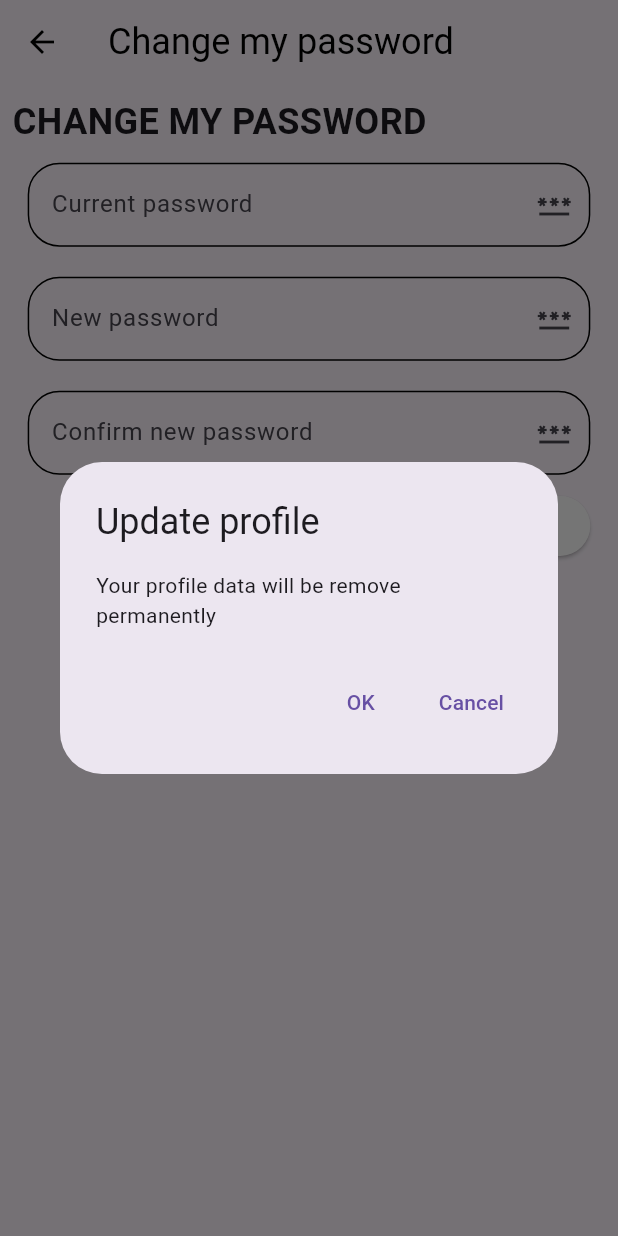
After one commit to duongsulam3/cloth_project, a Flutter app: the ChangePasswordScreen screen opened directly, after a tap on "Save", on a phone screen of 412 x 824 dp. The commit adds this screen. Run offline on Flutter 3.47's test engine with Material 3 defaults, Android fonts, the phone set to English and light mode, and no system bars; our stand-ins replace cached_network_image, carousel_slider, cloud_firestore, firebase_auth, firebase_core, flutter_rating_bar and 10 more; missing offline and left inert: flutter_avif; accounts and stored records are empty; Roboto replaces fonts that are missing (super_foods).

Commit message:
Update Dimensions For Smaller Devices

```diff
--- a/lib/controller/clothing_controller.dart
+++ b/lib/controller/clothing_controller.dart
@@ -2,7 +2,6 @@ import 'package:cloud_firestore/cloud_firestore.dart';
 import 'package:intern_project/model/banner_model.dart';
 import 'package:intern_project/model/men_clothing_model.dart';
 import 'package:intern_project/model/men_size_model.dart';
-import 'package:intern_project/model/user_model.dart';
 
 final _firestore = FirebaseFirestore.instance;
 
--- a/lib/pages/components/icon_button.dart
+++ b/lib/pages/components/icon_button.dart
@@ -22,7 +22,10 @@ class IconContainer extends StatelessWidget {
           shape: BoxShape.circle,
           color: Color(0xffEFC76F),
         ),
-        child: SvgPicture.asset(icon),
+        child: SvgPicture.asset(
+          icon,
+          colorFilter: const ColorFilter.mode(Colors.black, BlendMode.srcIn),
+        ),
       ),
     );
   }
--- a/lib/pages/home/build_grid_products.dart
+++ b/lib/pages/home/build_grid_products.dart
@@ -27,7 +27,7 @@ class BuildGridProducts extends StatelessWidget {
               // Spacing
               mainAxisSpacing: Dimensions.height10,
               // Spacing
-              crossAxisSpacing: Dimensions.height10,
+              crossAxisSpacing: Dimensions.width10,
             ),
             itemBuilder: (context, index) {
               final menCloth = menCloths[index];
--- a/lib/pages/home/categories_card.dart
+++ b/lib/pages/home/categories_card.dart
@@ -16,7 +16,7 @@ class CategoriesCard extends StatelessWidget {
     return GestureDetector(
       onTap: press,
       child: SizedBox(
-        width: Dimensions.height50,
+        width: Dimensions.width50,
         child: Column(
           children: [
             AspectRatio(
@@ -31,8 +31,8 @@ class CategoriesCard extends StatelessWidget {
             ),
             Text(
               text,
-              style: const TextStyle(
-                fontSize: 14,
+              style: TextStyle(
+                fontSize: Dimensions.font14,
               ),
             ),
           ],
--- a/lib/pages/home/home_page.dart
+++ b/lib/pages/home/home_page.dart
@@ -31,7 +31,7 @@ class HomeScreen extends StatelessWidget {
               return Scaffold(
                 bottomNavigationBar: const BottomNav2(),
                 appBar: PreferredSize(
-                  preferredSize: Size.fromHeight(Dimensions.height200),
+                  preferredSize: Size.fromHeight(Dimensions.height180),
                   child: const HomeHeader(),
                 ),
                 body: _pageList[mainScreenNotification.pageIndex],
--- /dev/null
+++ b/lib/pages/person/change_password/change_password_body.dart
@@ -0,0 +1,101 @@
+import 'package:flutter/material.dart';
+import 'package:intern_project/dimensions.dart';
+import 'package:intern_project/pages/sign_in/text_form_widget.dart';
+
+class ChangePasswordBody extends StatefulWidget {
+  const ChangePasswordBody({super.key});
+
+  @override
+  State<ChangePasswordBody> createState() => _ChangePasswordBodyState();
+}
+
+class _ChangePasswordBodyState extends State<ChangePasswordBody> {
+  final TextEditingController _currentPassword = TextEditingController();
+  final TextEditingController _newPassword = TextEditingController();
+  final TextEditingController _confirmPassword = TextEditingController();
+
+  @override
+  Widget build(BuildContext context) {
+    return Padding(
+      padding: EdgeInsets.all(Dimensions.height8),
+      child: Column(
+        crossAxisAlignment: CrossAxisAlignment.start,
+        children: [
+          Text(
+            "CHANGE MY PASSWORD",
+            style: TextStyle(
+              fontSize: Dimensions.font26,
+              fontWeight: FontWeight.bold,
+            ),
+          ),
+          TextFormWidget(
+            hint: "Password",
+            label: "Current password",
+            icon: const Icon(Icons.password),
+            password: true,
+            controller: _currentPassword,
+          ),
+          TextFormWidget(
+            hint: "Password",
+            label: "New password",
+            icon: const Icon(Icons.password),
+            password: true,
+            controller: _newPassword,
+          ),
+          TextFormWidget(
+            hint: "New password",
+            label: "Confirm new password",
+            icon: const Icon(Icons.password),
+            password: true,
+            controller: _confirmPassword,
+          ),
+          Padding(
+            padding: EdgeInsets.symmetric(horizontal: Dimensions.width10),
+            child: Row(
+              mainAxisAlignment: MainAxisAlignment.end,
+              children: [
+                ElevatedButton(
+                  onPressed: () {
+                    showDialog(
+                        context: context,
+                        builder: (context) => AlertDialog(
+                              title: const Text("Update profile"),
+                              content: const Text(
+                                  "Your profile data will be remove permanently"),
+                              actions: [
+                                TextButton(
+                                  onPressed: () {},
+                                  child: const Text("OK"),
+                                ),
+                                TextButton(
+                                  onPressed: () => Navigator.pop(context),
+                                  child: const Text("Cancel"),
+                                )
+                              ],
+                            ));
+                  },
+                  style: ElevatedButton.styleFrom(
+                    backgroundColor: Colors.orangeAccent,
+                    foregroundColor: Colors.black,
+                  ),
+                  child: const Text("Save"),
+                ),
+                SizedBox(width: Dimensions.width10),
+                ElevatedButton(
+                  onPressed: () {
+                    Navigator.pop(context);
+                  },
+                  style: ElevatedButton.styleFrom(
+                    backgroundColor: Colors.white,
+                    foregroundColor: Colors.black,
+                  ),
+                  child: const Text("Cancel"),
+                ),
+              ],
+            ),
+          ),
+        ],
+      ),
+    );
+  }
+}
--- /dev/null
+++ b/lib/pages/person/change_password/change_password_screen.dart
@@ -0,0 +1,26 @@
+import 'package:flutter/material.dart';
+import 'package:intern_project/pages/person/change_password/change_password_body.dart';
+
+import '../../../dimensions.dart';
+
+class ChangePasswordScreen extends StatelessWidget {
+  const ChangePasswordScreen({super.key});
+
+  @override
+  Widget build(BuildContext context) {
+    return Scaffold(
+      resizeToAvoidBottomInset: false,
+      appBar: AppBar(
+        backgroundColor: Colors.transparent,
+        elevation: 0,
+        title: Text(
+          "Change my password",
+          style: TextStyle(
+            fontSize: Dimensions.font26,
+          ),
+        ),
+      ),
+      body: const ChangePasswordBody(),
+    );
+  }
+}
--- a/lib/pages/splash/splash_content_pageview.dart
+++ b/lib/pages/splash/splash_content_pageview.dart
@@ -13,7 +13,7 @@ class SplashContent extends StatelessWidget {
       children: [
         const Spacer(),
         Text(
-          "Viet Nam",
+          "ClothS",
           style: TextStyle(
               fontSize: Dimensions.font36,
               color: Colors.red,
@@ -26,7 +26,7 @@ class SplashContent extends StatelessWidget {
         Image.asset(
           img,
           width: double.maxFinite,
-          height: 265,
+          height: Dimensions.height250,
         ),
       ],
     );
--- a/lib/pages/splash/splash_screen.dart
+++ b/lib/pages/splash/splash_screen.dart
@@ -59,6 +59,7 @@ class _SplashScreenState extends State<SplashScreen> {
               width: double.maxFinite,
               child: ElevatedButton(
                 style: ElevatedButton.styleFrom(
+                  backgroundColor: Colors.orangeAccent,
                   shape: RoundedRectangleBorder(
                     borderRadius: BorderRadius.circular(Dimensions.height20),
                   ),
@@ -67,12 +68,14 @@ class _SplashScreenState extends State<SplashScreen> {
                   final prefs = await SharedPreferences.getInstance();
                   prefs.setBool("showHome", true);
                   if (!mounted) return;
+                  if (context.mounted) {
                     Navigator.pushReplacement(
                       context,
                       MaterialPageRoute(
                         builder: (context) => const HomeScreen(),
                       ),
                     );
+                  }
                 },
                 child: Text(
                   "Continue",
```
Also changed, not shown: lib/pages/cart/cart_page_body.dart (+18 -7 lines), lib/pages/components/feature_button.dart (+9 -3 lines), lib/pages/home/gridview_per_item.dart (+6 -5 lines), lib/pages/person/edit_profile/edit_profile.dart (added, +31 -0 lines), lib/pages/person/edit_profile/edit_profile_body.dart (added, +177 -0 lines), lib/pages/person/person_screen.dart (+28 -18 lines), lib/pages/product_detail/product_detail.dart (+4 -4 lines), lib/pages/sign_in/sign_in_body.dart (+15 -33 lines). Lines whose indentation alone changed are shown as unchanged.
